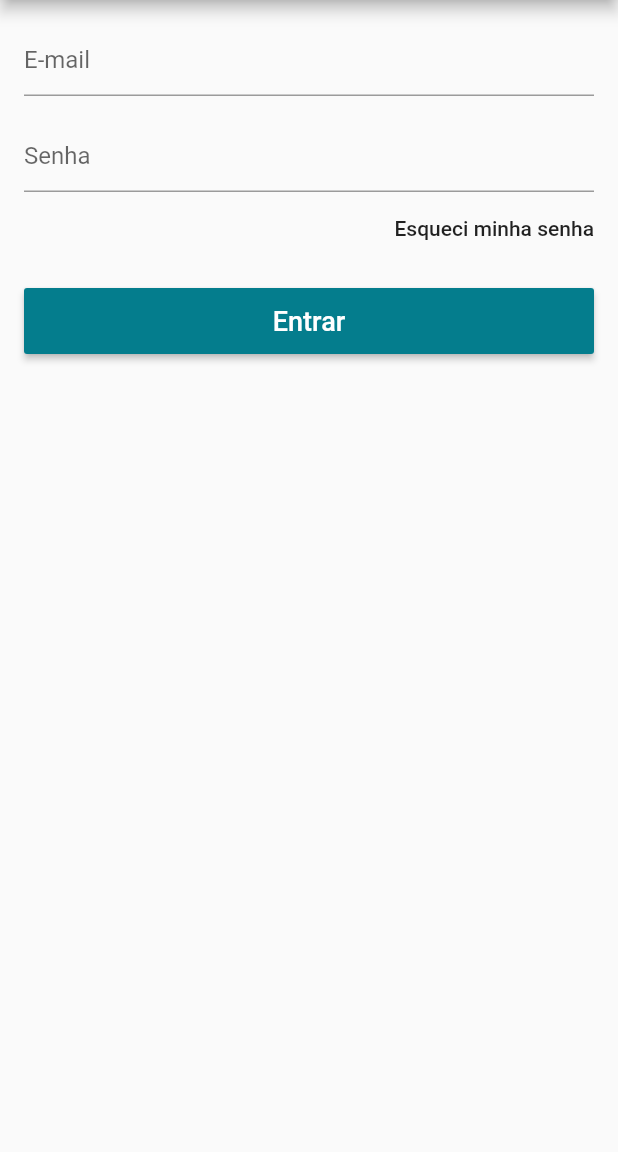
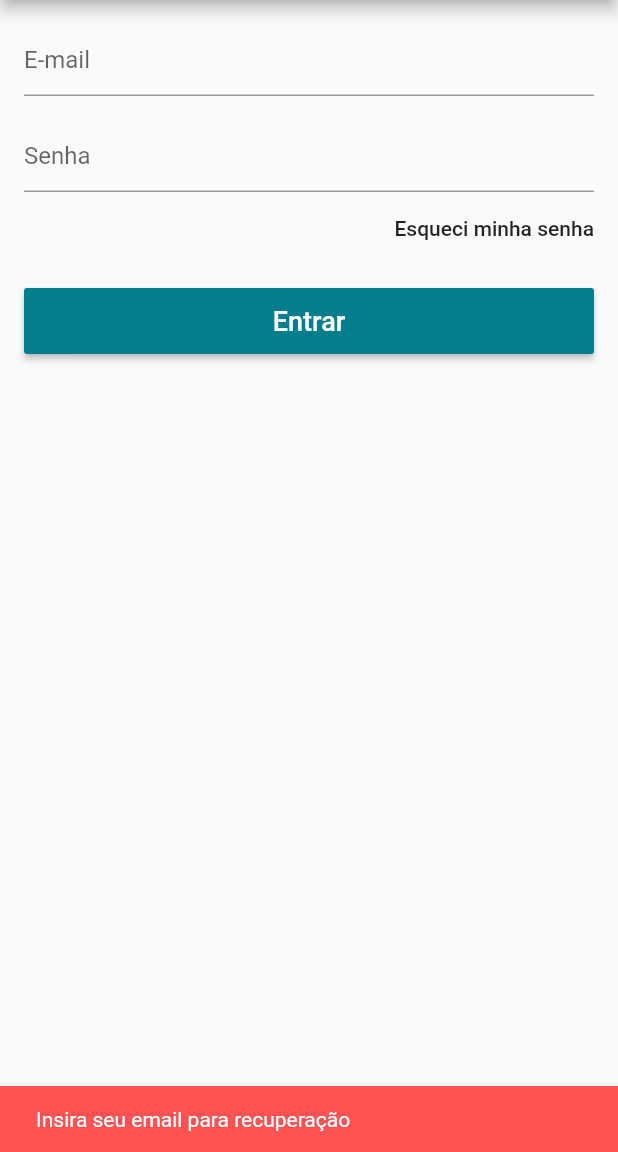
Before and after one commit to BrunoDegan/OnlineStoreFlutter, a Flutter app: the LoginScreen screen opened directly, after a tap on "Esqueci minha senha", on a phone screen of 412 x 824 dp, the part 84-1236 px from its top. Run offline on Flutter 3.47's test engine with Material 2 defaults, Android fonts, the phone set to English and light mode, and no system bars; our stand-ins replace carousel_pro, cloud_firestore, firebase_auth, transparent_image; missing offline and left inert: cache_image; accounts and stored records are empty.

Commit message:
Resseting password with email completed

```diff
--- a/lib/models/user_model.dart
+++ b/lib/models/user_model.dart
@@ -10,9 +10,9 @@ class UserModel extends Model {
   Map<String, dynamic> userData;
 
   @override
-  void addListener(VoidCallback listener) {
+  void addListener(VoidCallback listener) async {
     super.addListener(listener);
-    loadCurrentUser();
+    await loadCurrentUser();
   }
 
   Future<Null> saveUserData(Map<String, dynamic> userData) async {
@@ -37,20 +37,18 @@ class UserModel extends Model {
             email: userData["email"], password: pass)
         .then((user) {
       firebaseUser = user.user;
+      isLoading = false;
       saveUserData(userData);
-
       onSuccess();
-      isLoading = false;
     }).catchError((onError) {
-      onFailed();
       isLoading = false;
       notifyListeners();
+      onFailed();
     });
   }
 
   Future<Null> loadCurrentUser() async {
-    if (firebaseUser == null)
-      firebaseUser = await firebaseAuth.currentUser();
+    if (firebaseUser == null) firebaseUser = await firebaseAuth.currentUser();
 
     if (firebaseUser != null) {
       if (userData["name"] == null) {
@@ -61,7 +59,6 @@ class UserModel extends Model {
         userData = docUser.data;
       }
     }
-
     notifyListeners();
   }
 
@@ -90,7 +87,9 @@ class UserModel extends Model {
     });
   }
 
-  void recoverPassword() {}
+  void recoverPassword(String email) {
+    firebaseAuth.sendPasswordResetEmail(email: email);
+  }
 
   bool isLoggedIn() {
     return firebaseUser != null;
--- a/lib/screens/login_screen.dart
+++ b/lib/screens/login_screen.dart
@@ -39,7 +39,7 @@ class LoginScreenState extends State<LoginScreen> {
           ],
         ),
         body:
-        ScopedModelDescendant<UserModel>(builder: (context, child, model) {
+            ScopedModelDescendant<UserModel>(builder: (context, child, model) {
           if (model.isLoading) {
             return Center(child: CircularProgressIndicator());
           } else {
@@ -74,7 +74,21 @@ class LoginScreenState extends State<LoginScreen> {
                   Align(
                     alignment: Alignment.centerRight,
                     child: FlatButton(
-                      onPressed: () {},
+                      onPressed: () {
+                        if (emailController.text.isEmpty) {
+                          scaffoldKey.currentState.showSnackBar(SnackBar(
+                            content: Text("Insira seu email para recuperação"),
+                            backgroundColor: Colors.redAccent,
+                            duration: Duration(seconds: 2),
+                          ));
+                        } else {
+                          model.recoverPassword(emailController.text);
+                          scaffoldKey.currentState.showSnackBar(SnackBar(
+                              content: Text("Confira seu e-mail"),
+                              backgroundColor: Theme.of(context).primaryColor,
+                              duration: Duration(seconds: 2)));
+                        }
+                      },
                       child: Text(
                         "Esqueci minha senha",
                         textAlign: TextAlign.right,
@@ -91,9 +105,7 @@ class LoginScreenState extends State<LoginScreen> {
                           style: TextStyle(fontSize: 18.0),
                         ),
                         textColor: Colors.white,
-                        color: Theme
-                            .of(context)
-                            .primaryColor,
+                        color: Theme.of(context).primaryColor,
                         onPressed: () {
                           if (formKey.currentState.validate()) {
                             model.signIn(
@@ -117,9 +129,9 @@ class LoginScreenState extends State<LoginScreen> {
 
   void onFailed() {
     scaffoldKey.currentState.showSnackBar(SnackBar(
-        content: Text("Falha ao entrar "),
-        backgroundColor: Colors.redAccent,
-        duration: Duration(seconds: 2),
+      content: Text("Falha ao entrar "),
+      backgroundColor: Colors.redAccent,
+      duration: Duration(seconds: 2),
     ));
   }
 }
```
